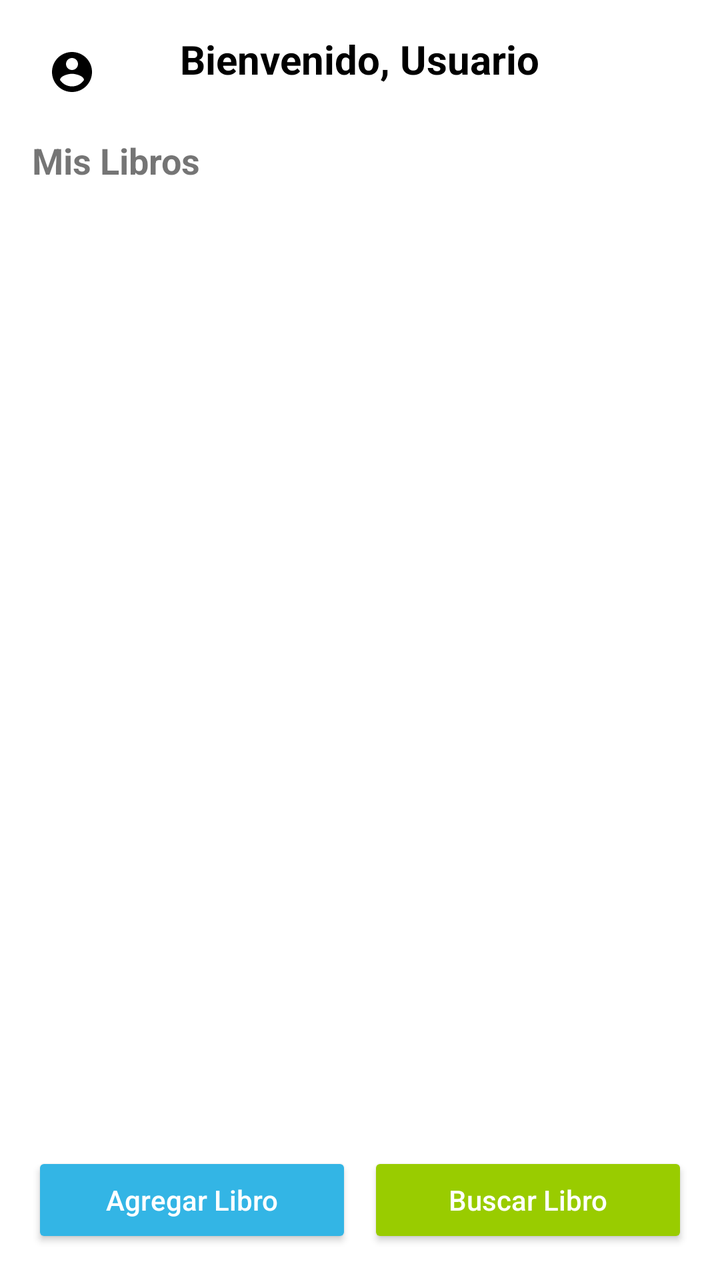
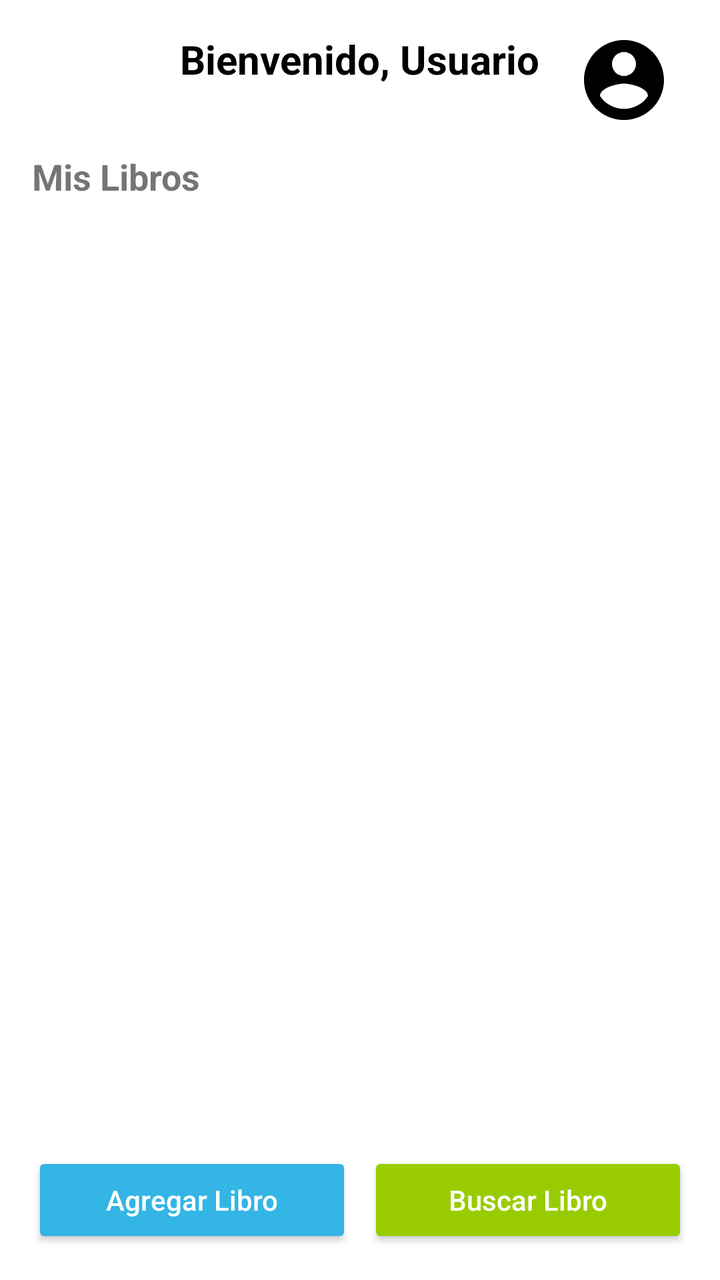

Two renders of the same Android screen: before a commit and after it. Below are the layout's source before the change and the commit's diff.
<!-- AndroidManifest.xml: application theme Theme.AppCompat.Light.NoActionBar -->
<!-- res/layout/activity_main.xml -->
<?xml version="1.0" encoding="utf-8"?>
<LinearLayout xmlns:android="http://schemas.android.com/apk/res/android"
    xmlns:app="http://schemas.android.com/apk/res-auto"
    android:orientation="vertical"
    android:padding="16dp"
    android:layout_width="match_parent"
    android:layout_height="match_parent"
    android:background="@android:color/white">

    
    <RelativeLayout
        android:layout_width="match_parent"
        android:layout_height="wrap_content"
        android:layout_marginBottom="12dp">

        
        <ImageButton
            android:id="@+id/btnProfile"
            android:layout_width="wrap_content"
            android:layout_height="wrap_content"
            android:layout_gravity="end"
            android:background="?attr/selectableItemBackgroundBorderless"
            android:src="@drawable/ic_person"
            android:contentDescription="Perfil"
            android:padding="8dp"
            android:layout_marginEnd="8dp"
            app:tint="@color/black" />


        
        <TextView
            android:id="@+id/tvWelcome"
            android:layout_width="wrap_content"
            android:layout_height="wrap_content"
            android:layout_centerHorizontal="true"
            android:text="Bienvenido, Usuario"
            android:textSize="20sp"
            android:textStyle="bold"
            android:textColor="@android:color/black" />
    </RelativeLayout>

    
    <TextView
        android:text="Mis Libros"
        android:textSize="18sp"
        android:textStyle="bold"
        android:layout_marginBottom="8dp"
        android:layout_width="wrap_content"
        android:layout_height="wrap_content" />

    
    <androidx.recyclerview.widget.RecyclerView
        android:id="@+id/recyclerViewBooks"
        android:layout_width="match_parent"
        android:layout_height="0dp"
        android:layout_weight="1"
        android:layout_marginBottom="12dp" />

    
    <LinearLayout
        android:layout_width="match_parent"
        android:layout_height="wrap_content"
        android:orientation="horizontal"
        android:gravity="center"
        android:weightSum="2">

        <Button
            android:id="@+id/fabAdd"
            android:layout_width="0dp"
            android:layout_height="wrap_content"
            android:layout_weight="1"
            android:text="Agregar Libro"
            android:textAllCaps="false"
            android:backgroundTint="@android:color/holo_blue_light"
            android:textColor="@android:color/white" />

        <Button
            android:id="@+id/fabSearch"
            android:layout_width="0dp"
            android:layout_height="wrap_content"
            android:layout_weight="1"
            android:text="Buscar Libro"
            android:textAllCaps="false"
            android:backgroundTint="@android:color/holo_green_light"
            android:textColor="@android:color/white"
            android:layout_marginStart="8dp" />
    </LinearLayout>
</LinearLayout>
<!-- resources referenced by this layout -->
<resources>
  <color name="black">#FF000000</color>
  <!-- drawable ic_person (drawable) -->
  <vector xmlns:android="http://schemas.android.com/apk/res/android" android:height="24dp" android:tint="#000000" android:viewportHeight="24" android:viewportWidth="24" android:width="24dp">
        
      <path android:fillColor="@android:color/white" android:pathData="M12,2C6.48,2 2,6.48 2,12s4.48,10 10,10 10,-4.48 10,-10S17.52,2 12,2zM12,5c1.66,0 3,1.34 3,3s-1.34,3 -3,3 -3,-1.34 -3,-3 1.34,-3 3,-3zM12,19.2c-2.5,0 -4.71,-1.28 -6,-3.22 0.03,-1.99 4,-3.08 6,-3.08 1.99,0 5.97,1.09 6,3.08 -1.29,1.94 -3.5,3.22 -6,3.22z"/>
      
  </vector>
</resources>

<!-- the commit's change to res/layout/activity_main.xml (unified diff, before → after) -->
@@ -14,17 +14,18 @@
         android:layout_marginBottom="12dp">
 
         
-        <ImageButton
+        <com.google.android.material.imageview.ShapeableImageView
             android:id="@+id/btnProfile"
-            android:layout_width="wrap_content"
-            android:layout_height="wrap_content"
-            android:layout_gravity="end"
+            android:layout_width="48dp"
+            android:layout_height="48dp"
+            android:layout_alignParentEnd="true"
+            android:layout_marginEnd="8dp"
             android:background="?attr/selectableItemBackgroundBorderless"
-            android:src="@drawable/ic_person"
+            android:scaleType="centerCrop"
             android:contentDescription="Perfil"
-            android:padding="8dp"
-            android:layout_marginEnd="8dp"
-            app:tint="@color/black" />
+            app:shapeAppearanceOverlay="@style/CircleImageView"
+            app:srcCompat="@drawable/ic_person" />
+
 
 
         
<!-- resource entries referenced after the edit -->
@@ -1,11 +1,14 @@
 <!-- resources referenced by this layout -->
 <resources>
-  <color name="black">#FF000000</color>
   <!-- drawable ic_person (drawable) -->
   <vector xmlns:android="http://schemas.android.com/apk/res/android" android:height="24dp" android:tint="#000000" android:viewportHeight="24" android:viewportWidth="24" android:width="24dp">
         
       <path android:fillColor="@android:color/white" android:pathData="M12,2C6.48,2 2,6.48 2,12s4.48,10 10,10 10,-4.48 10,-10S17.52,2 12,2zM12,5c1.66,0 3,1.34 3,3s-1.34,3 -3,3 -3,-1.34 -3,-3 1.34,-3 3,-3zM12,19.2c-2.5,0 -4.71,-1.28 -6,-3.22 0.03,-1.99 4,-3.08 6,-3.08 1.99,0 5.97,1.09 6,3.08 -1.29,1.94 -3.5,3.22 -6,3.22z"/>
       
   </vector>
+  <style name="CircleImageView">
+          <item name="cornerFamily">rounded</item>
+          <item name="cornerSize">50%</item>
+      </style>
 </resources>
 
